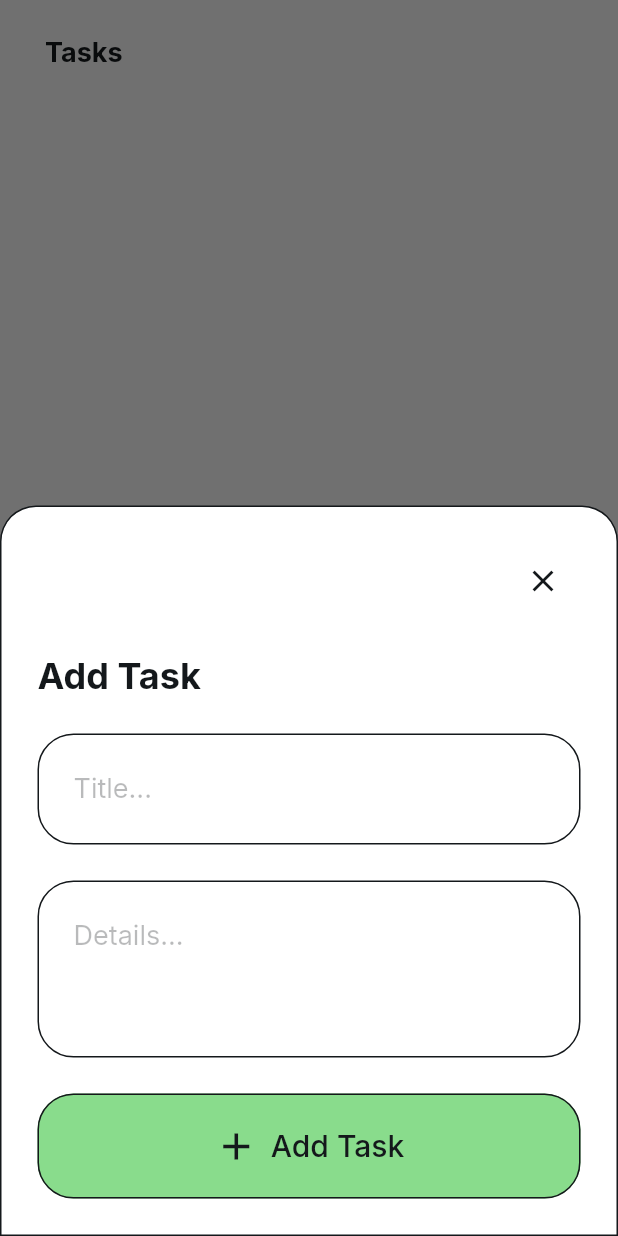
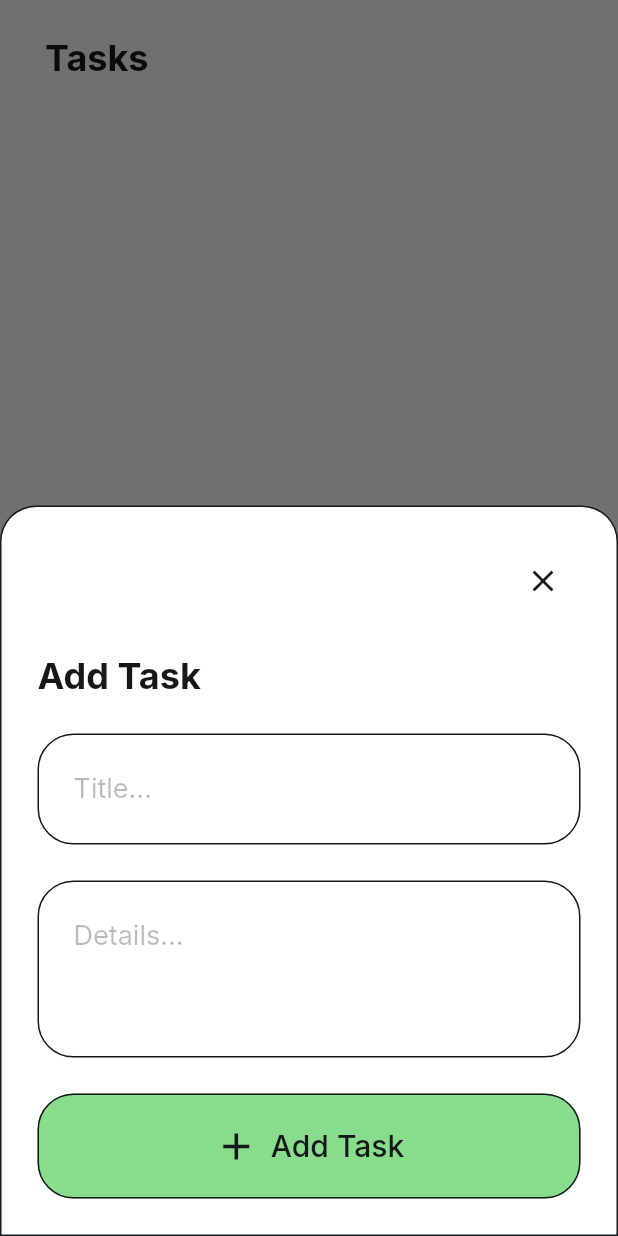
Before and after one commit to ZacharyLerner/TodoApp-FlutterFlow, a Flutter app: the screen it shows once a user with an empty profile is signed in, after a tap on the "add" icon, on a phone screen of 412 x 824 dp. Run offline on Flutter 3.47's test engine with Material 3 defaults, Android fonts, the phone set to English and light mode, and no system bars; drawn by our look-alikes of auto_size_text; our stand-ins replace cloud_firestore, easy_debounce, file_picker, firebase_auth, firebase_core, firebase_storage and 12 more; missing offline and left inert: json_path, mime_type; accounts and stored records are empty.

Commit message:
Increased font size on tasks and completed

```diff
--- a/lib/completed/completed_widget.dart
+++ b/lib/completed/completed_widget.dart
@@ -146,6 +146,7 @@ class _CompletedWidgetState extends State<CompletedWidget> {
                               .headlineMedium
                               .override(
                                 fontFamily: 'Inter',
+                                fontSize: 24.0,
                                 letterSpacing: 0.0,
                               ),
                         );
--- a/lib/tasks/tasks_widget.dart
+++ b/lib/tasks/tasks_widget.dart
@@ -106,6 +106,7 @@ class _TasksWidgetState extends State<TasksWidget> {
                       style:
                           FlutterFlowTheme.of(context).headlineMedium.override(
                                 fontFamily: 'Inter',
+                                fontSize: 24.0,
                                 letterSpacing: 0.0,
                               ),
                     ),
```
